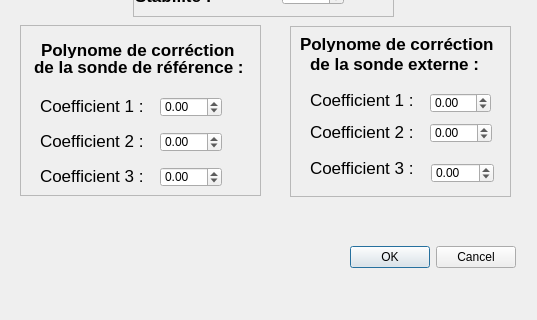
ludovicl/Examesure-Linux, file src/config.ui: the form before one commit; both pictures show x 0 to 537 and y 186 to 506 of the 537 by 506 pixel window.
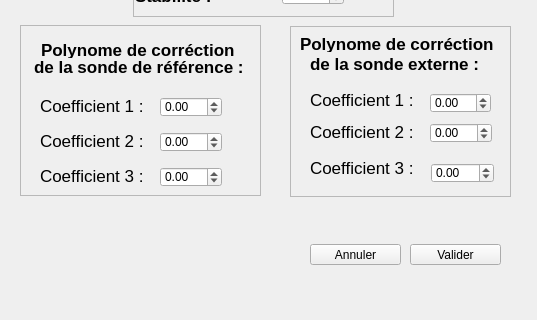
The form after the commit.

The edit to the form file:
```diff
--- a/src/config.ui
+++ b/src/config.ui
@@ -635,17 +635,33 @@
     <string>Naviguer</string>
    </property>
   </widget>
-  <widget class="QDialogButtonBox" name="buttonBox">
+  <widget class="QPushButton" name="pushValider">
    <property name="geometry">
     <rect>
-     <x>340</x>
+     <x>410</x>
      <y>430</y>
-     <width>176</width>
-     <height>27</height>
+     <width>91</width>
+     <height>21</height>
     </rect>
    </property>
-   <property name="standardButtons">
-    <set>QDialogButtonBox::Cancel|QDialogButtonBox::Ok</set>
+   <property name="toolTip">
+    <string>Démarrer une série de mesure</string>
+   </property>
+   <property name="text">
+    <string>Valider</string>
+   </property>
+  </widget>
+  <widget class="QPushButton" name="pushAnnuler">
+   <property name="geometry">
+    <rect>
+     <x>310</x>
+     <y>430</y>
+     <width>91</width>
+     <height>21</height>
+    </rect>
+   </property>
+   <property name="text">
+    <string>Annuler</string>
    </property>
   </widget>
   <zorder>frame_4</zorder>
```
Left out of the diff: 3 changed lines with no effect on the pictures.
